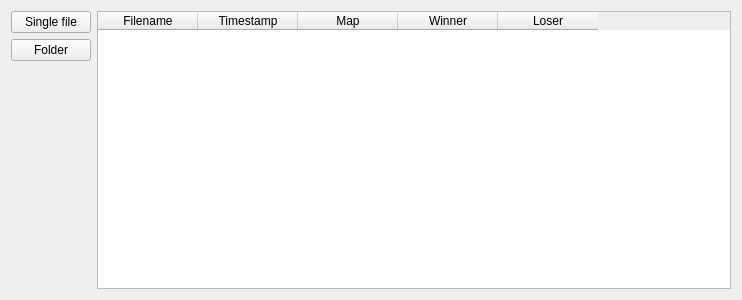
This is widget.ui in netnazgul/openra-replay-parser as Qt 5 draws it before an edit. The edited form follows.
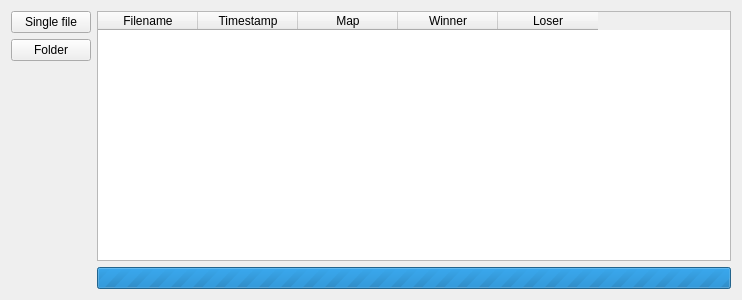
This is the edited form.

Commit message: Fix QTableWidget output (disable sorting while inserting data); QMap as data container; progressBar

What changed in the file:
```diff
--- a/widget.ui
+++ b/widget.ui
@@ -46,6 +46,8 @@
     </layout>
    </item>
    <item>
+    <layout class="QVBoxLayout" name="verticalLayout_2">
+     <item>
     <widget class="QTableWidget" name="tableOutput">
      <property name="sortingEnabled">
       <bool>true</bool>
@@ -79,6 +81,24 @@
       </property>
      </column>
     </widget>
+     </item>
+     <item>
+      <widget class="QProgressBar" name="progressBar">
+       <property name="maximum">
+        <number>0</number>
+       </property>
+       <property name="value">
+        <number>0</number>
+       </property>
+       <property name="invertedAppearance">
+        <bool>false</bool>
+       </property>
+       <property name="format">
+        <string>%p%</string>
+       </property>
+      </widget>
+     </item>
+    </layout>
    </item>
   </layout>
  </widget>
```
Left out of the diff: 7 changed lines with no effect on the pictures. Lines whose indentation alone changed are shown as unchanged. The commit also changes 2 other files.
